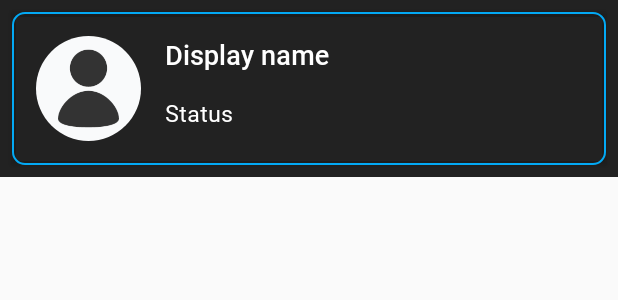
After one commit to juanchosandox90/MyChatApp, an Android app: the layout user_row_item.xml on its own in the app's theme, with its tools: preview values and no code run, on a phone screen of 412 x 824 dp. The commit adds this screen. Shown: the top 300 px of the screen. Run offline under Robolectric (Android 15) with nearby library versions, the phone set to English and light mode, and no system bars.

Commit message:
feature/007_PopulateUsersPage  - Populate users from DB  - Create users adapter  - Create user model

```diff
--- a/app/build.gradle
+++ b/app/build.gradle
@@ -51,6 +51,7 @@ dependencies {
     implementation 'com.google.firebase:firebase-storage:19.1.1'
     implementation 'com.google.firebase:firebase-auth:19.3.0'
     implementation 'com.google.firebase:firebase-analytics:17.3.0'
+    implementation 'com.firebaseui:firebase-ui-database:2.1.1'
 
     // Utilities Implementations
     implementation 'com.squareup.picasso:picasso:2.71828'
--- a/app/src/main/java/com/juansandoval/mychatapp/activities/DashboardActivity.kt
+++ b/app/src/main/java/com/juansandoval/mychatapp/activities/DashboardActivity.kt
@@ -33,11 +33,6 @@ class DashboardActivity : AppCompatActivity() {
                     }
                 }
             }).attach()
-
-        if (intent.extras != null) {
-            var username = intent!!.extras!!.get("name")
-            //Toast.makeText(this, username.toString(), Toast.LENGTH_LONG).show()
-        }
     }
 
     override fun onCreateOptionsMenu(menu: Menu?): Boolean {
--- a/app/src/main/res/layout/activity_settings.xml
+++ b/app/src/main/res/layout/activity_settings.xml
@@ -12,7 +12,7 @@
         android:layout_width="155dp"
         android:layout_height="155dp"
         android:layout_marginTop="50dp"
-        android:background="@drawable/profile_img"
+        android:src="@drawable/profile_img"
         app:layout_constraintEnd_toEndOf="parent"
         app:layout_constraintStart_toStartOf="parent"
         app:layout_constraintTop_toTopOf="parent" />
--- /dev/null
+++ b/app/src/main/res/layout/user_row_item.xml
@@ -0,0 +1,69 @@
+<?xml version="1.0" encoding="utf-8"?>
+<androidx.constraintlayout.widget.ConstraintLayout xmlns:android="http://schemas.android.com/apk/res/android"
+    xmlns:app="http://schemas.android.com/apk/res-auto"
+    android:layout_width="match_parent"
+    android:layout_height="wrap_content"
+    android:background="@color/darkBg">
+
+    <androidx.cardview.widget.CardView
+        android:id="@+id/cardView2"
+        android:layout_width="0dp"
+        android:layout_height="wrap_content"
+        android:layout_marginStart="8dp"
+        android:layout_marginTop="8dp"
+        android:layout_marginEnd="8dp"
+        android:layout_marginBottom="8dp"
+        android:background="@drawable/bt_shape_3"
+        android:elevation="2dp"
+        app:cardBackgroundColor="@color/transparent"
+        app:layout_constraintBottom_toBottomOf="parent"
+        app:layout_constraintEnd_toEndOf="parent"
+        app:layout_constraintStart_toStartOf="parent"
+        app:layout_constraintTop_toTopOf="parent">
+
+        <androidx.constraintlayout.widget.ConstraintLayout
+            android:layout_width="match_parent"
+            android:layout_height="wrap_content"
+            android:background="@drawable/bt_shape_3">
+
+            <de.hdodenhof.circleimageview.CircleImageView
+                android:id="@+id/userProfileImg"
+                android:layout_width="70dp"
+                android:layout_height="70dp"
+                android:layout_marginStart="16dp"
+                android:layout_marginTop="16dp"
+                android:layout_marginBottom="16dp"
+                android:src="@drawable/profile_img"
+                app:layout_constraintBottom_toBottomOf="parent"
+                app:layout_constraintStart_toStartOf="parent"
+                app:layout_constraintTop_toTopOf="parent" />
+
+            <TextView
+                android:id="@+id/profileDisplaName"
+                android:layout_width="wrap_content"
+                android:layout_height="wrap_content"
+                android:layout_marginStart="16dp"
+                android:fontFamily="@font/roboto_medium"
+                android:text="Display name"
+                android:textColor="@android:color/white"
+                android:textSize="18sp"
+                app:layout_constraintStart_toEndOf="@+id/userProfileImg"
+                app:layout_constraintTop_toTopOf="@+id/userProfileImg" />
+
+            <TextView
+                android:id="@+id/profileStatus"
+                android:layout_width="wrap_content"
+                android:layout_height="wrap_content"
+                android:layout_marginTop="16dp"
+                android:fontFamily="@font/roboto"
+                android:text="Status"
+                android:textColor="@android:color/white"
+                android:textSize="15sp"
+                app:layout_constraintStart_toStartOf="@+id/profileDisplaName"
+                app:layout_constraintTop_toBottomOf="@+id/profileDisplaName" />
+
+        </androidx.constraintlayout.widget.ConstraintLayout>
+
+    </androidx.cardview.widget.CardView>
+
+</androidx.constraintlayout.widget.ConstraintLayout>
```
Also changed, not shown: app/src/main/java/com/juansandoval/mychatapp/adapters/UserAdapter.kt (added, +56 -0 lines), app/src/main/java/com/juansandoval/mychatapp/fragments/UsersFragment.kt (+24 -2 lines), app/src/main/java/com/juansandoval/mychatapp/models/Users.kt (added, +20 -0 lines), app/src/main/res/layout/fragment_users.xml (+5 -3 lines).
